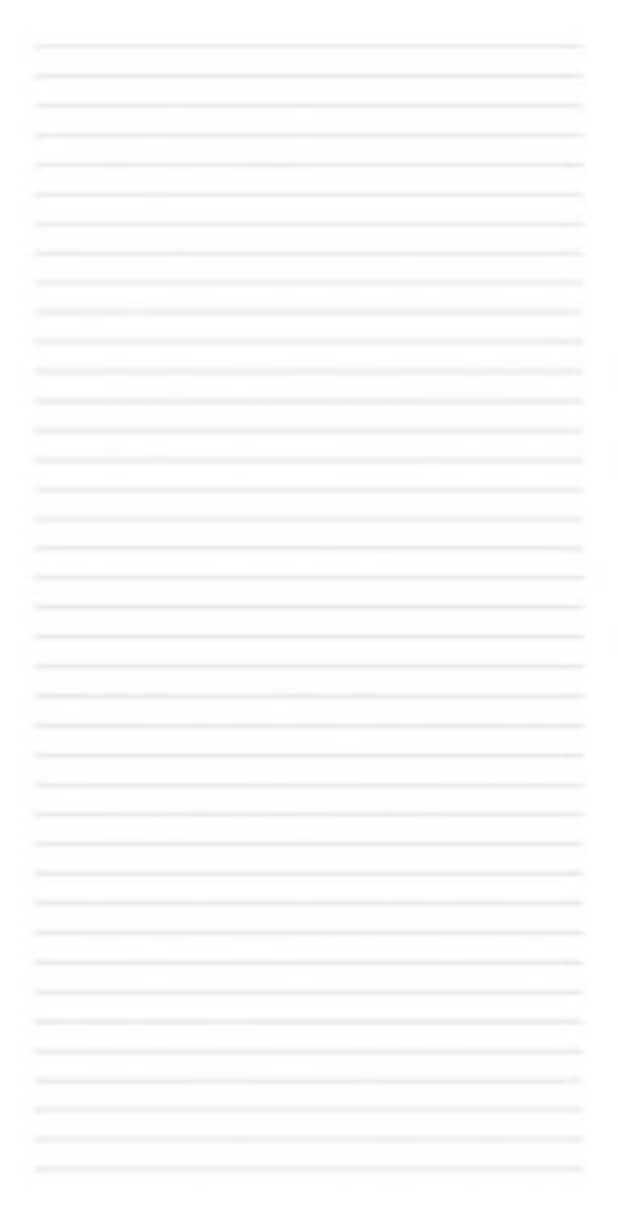
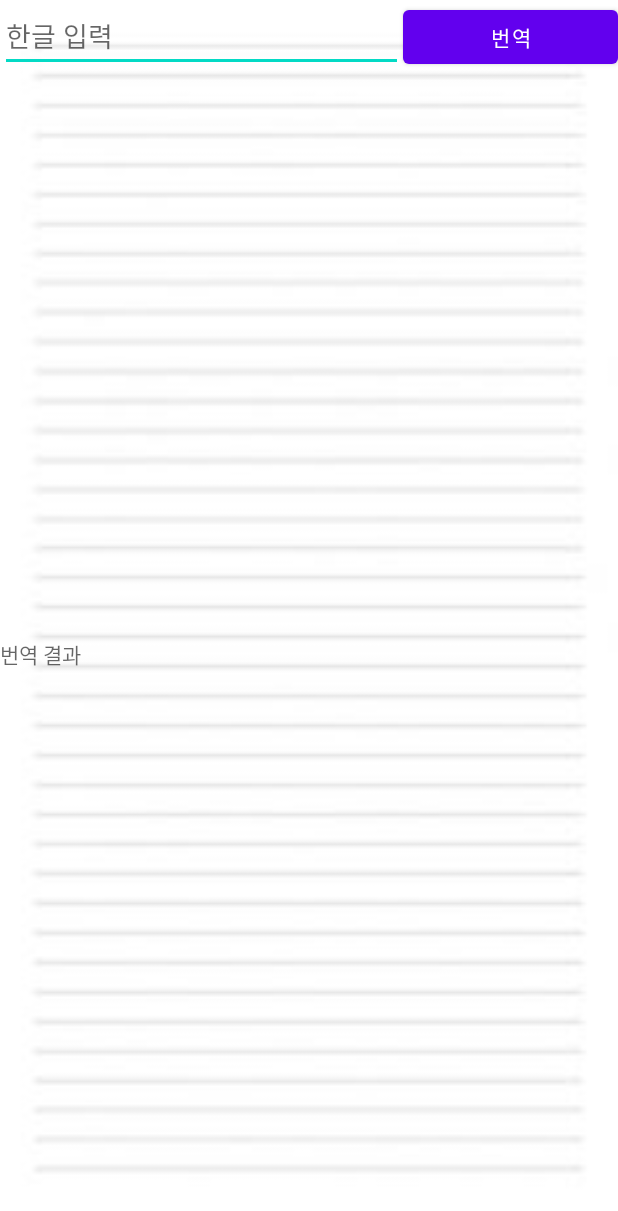
Before and after one commit to kaybb12/JJH, an Android app: the screen it shows after launch (word before the commit, WordActivity after it), after a tap on "단어", on a phone screen of 412 x 824 dp. Shown: the top 1211 px of the screen. Run offline under Robolectric (Android 15) with nearby library versions, the phone set to English and light mode, and no system bars.

Commit message:
word액티비티에 파파고 구현하는중 jason쓰고 싶어요 살려주세요

```diff
--- a/JS/app/build.gradle
+++ b/JS/app/build.gradle
@@ -36,4 +36,5 @@ dependencies {
     testImplementation 'junit:junit:4.13.2'
     androidTestImplementation 'androidx.test.ext:junit:1.1.5'
     androidTestImplementation 'androidx.test.espresso:espresso-core:3.5.1'
+    implementation 'com.google.code.gson:gson:2.8.6'
 }
--- a/JS/app/src/main/AndroidManifest.xml
+++ b/JS/app/src/main/AndroidManifest.xml
@@ -1,6 +1,8 @@
 <?xml version="1.0" encoding="utf-8"?>
 <manifest xmlns:android="http://schemas.android.com/apk/res/android"
     xmlns:tools="http://schemas.android.com/tools">
+
+    <uses-permission android:name="android.permission.INTERNET"/>
 
     <application
         android:allowBackup="true"
@@ -16,7 +18,7 @@
             android:name=".result"
             android:exported="false" />
         <activity
-            android:name=".word"
+            android:name=".WordActivity"
             android:exported="false" />
         <activity
             android:name=".KatakanaActivity"
--- a/JS/app/src/main/java/com/example/js/HiraganaActivity.java
+++ b/JS/app/src/main/java/com/example/js/HiraganaActivity.java
@@ -16,6 +16,7 @@ public class HiraganaActivity extends AppCompatActivity {
 
         Button btnHirahome = (Button) findViewById(R.id.btnHirahome);
         Button btnHirastart = (Button) findViewById(R.id.btnHirastart);
+        Button btnHirasub = (Button) findViewById(R.id.btnHirasub);
 
         btnHirahome.setOnClickListener(new View.OnClickListener() {
             @Override
--- a/JS/app/src/main/java/com/example/js/KatakanaActivity.java
+++ b/JS/app/src/main/java/com/example/js/KatakanaActivity.java
@@ -6,6 +6,7 @@ import android.content.Intent;
 import android.os.Bundle;
 import android.view.View;
 import android.widget.Button;
+import android.widget.TextView;
 
 public class KatakanaActivity extends AppCompatActivity {
 
@@ -16,6 +17,7 @@ public class KatakanaActivity extends AppCompatActivity {
 
         Button btnKatahome = (Button) findViewById(R.id.btnKatahome);
         Button btnKatastart = (Button) findViewById(R.id.btnKatastart);
+        Button btnKatasub = (Button) findViewById(R.id.btnKatasub);
 
         btnKatahome.setOnClickListener(new View.OnClickListener() {
             @Override
--- a/JS/app/src/main/java/com/example/js/MainActivity.java
+++ b/JS/app/src/main/java/com/example/js/MainActivity.java
@@ -45,7 +45,7 @@ public class MainActivity extends AppCompatActivity {
         btn_word.setOnClickListener(new View.OnClickListener() {
             @Override
             public void onClick(View view) {
-               Intent intent = new Intent(getApplicationContext(),word.class);
+               Intent intent = new Intent(getApplicationContext(), WordActivity.class);
                 startActivity(intent);
             }
         });
--- a/JS/app/src/main/java/com/example/js/word.java
+++ /dev/null
@@ -1,14 +0,0 @@
-package com.example.js;
-
-import androidx.appcompat.app.AppCompatActivity;
-
-import android.os.Bundle;
-
-public class word extends AppCompatActivity {
-
-    @Override
-    protected void onCreate(Bundle savedInstanceState) {
-        super.onCreate(savedInstanceState);
-        setContentView(R.layout.activity_word);
-    }
-}
--- a/JS/app/src/main/res/layout/activity_word.xml
+++ b/JS/app/src/main/res/layout/activity_word.xml
@@ -1,10 +1,39 @@
 <?xml version="1.0" encoding="utf-8"?>
-<androidx.constraintlayout.widget.ConstraintLayout xmlns:android="http://schemas.android.com/apk/res/android"
-    xmlns:app="http://schemas.android.com/apk/res-auto"
-    xmlns:tools="http://schemas.android.com/tools"
+<LinearLayout xmlns:android="http://schemas.android.com/apk/res/android"
     android:layout_width="match_parent"
     android:layout_height="match_parent"
     android:background="@drawable/note"
-    tools:context=".word">
+    android:orientation="vertical"
+    >
 
-</androidx.constraintlayout.widget.ConstraintLayout>
+    <LinearLayout
+        android:layout_width="match_parent"
+        android:layout_height="wrap_content"
+        android:layout_weight="1"
+        android:orientation="horizontal">
+
+        <EditText
+            android:id="@+id/edTrans"
+            android:layout_width="wrap_content"
+            android:layout_height="wrap_content"
+            android:layout_weight="1"
+            android:ems="10"
+            android:hint="한글 입력"
+            android:inputType="text"/>
+
+        <Button
+            android:id="@+id/btnTrans"
+            android:layout_width="wrap_content"
+            android:layout_height="wrap_content"
+            android:layout_weight="1"
+            android:text="번역"/>
+    </LinearLayout>
+
+    <TextView
+        android:id="@+id/txtTrans"
+        android:layout_width="match_parent"
+        android:layout_height="wrap_content"
+        android:layout_weight="1"
+        android:hint="번역 결과"/>
+
+</LinearLayout>
```
Also changed, not shown: JS/app/src/main/java/com/example/js/WordActivity.java (added, +80 -0 lines), JS/app/src/main/res/layout/activity_hiragana.xml (+15 -8 lines), JS/app/src/main/res/layout/activity_katakana.xml (+7 -0 lines), JS/build.gradle (line endings or trailing spaces).
